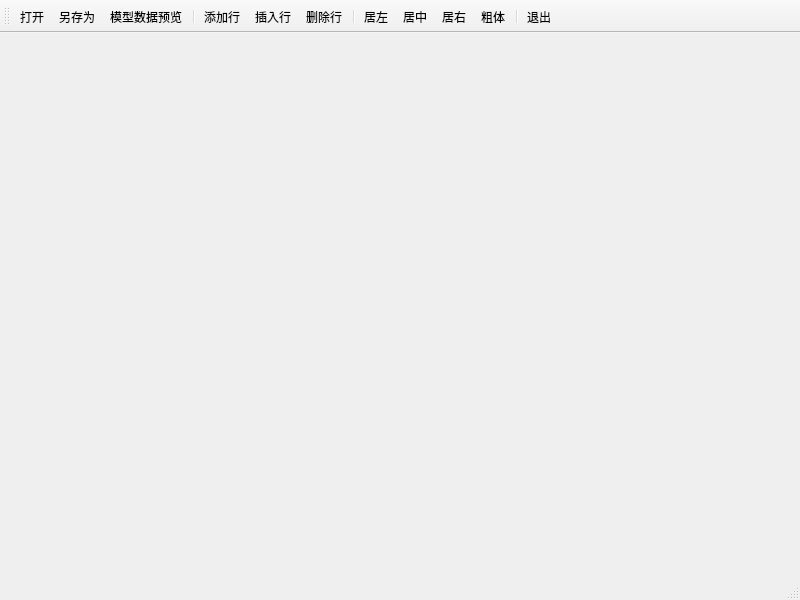
Qt form QStandardItemModel/mainwindow.ui (faithlocus/test_qt) before a commit.
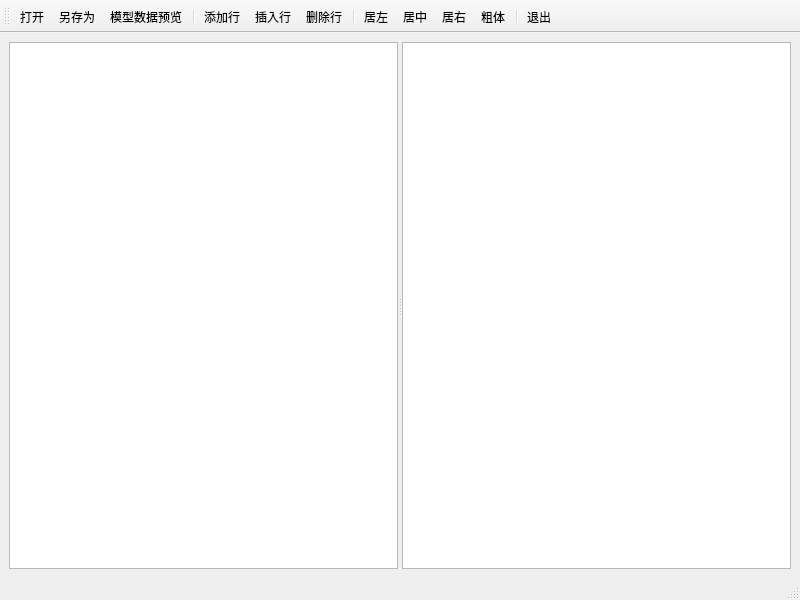
The same form after that commit. Icons and pictures are not drawn.

```diff
--- a/QStandardItemModel/mainwindow.ui
+++ b/QStandardItemModel/mainwindow.ui
@@ -13,7 +13,19 @@
   <property name="windowTitle">
    <string>MainWindow</string>
   </property>
-  <widget class="QWidget" name="centralwidget"/>
+  <widget class="QWidget" name="centralwidget">
+   <layout class="QVBoxLayout" name="verticalLayout">
+    <item>
+     <widget class="QSplitter" name="splitter">
+      <property name="orientation">
+       <enum>Qt::Horizontal</enum>
+      </property>
+      <widget class="QTableView" name="tableView"/>
+      <widget class="QPlainTextEdit" name="plainTextEdit"/>
+     </widget>
+    </item>
+   </layout>
+  </widget>
   <widget class="QStatusBar" name="statusbar"/>
   <widget class="QToolBar" name="toolBar">
    <property name="windowTitle">
```
